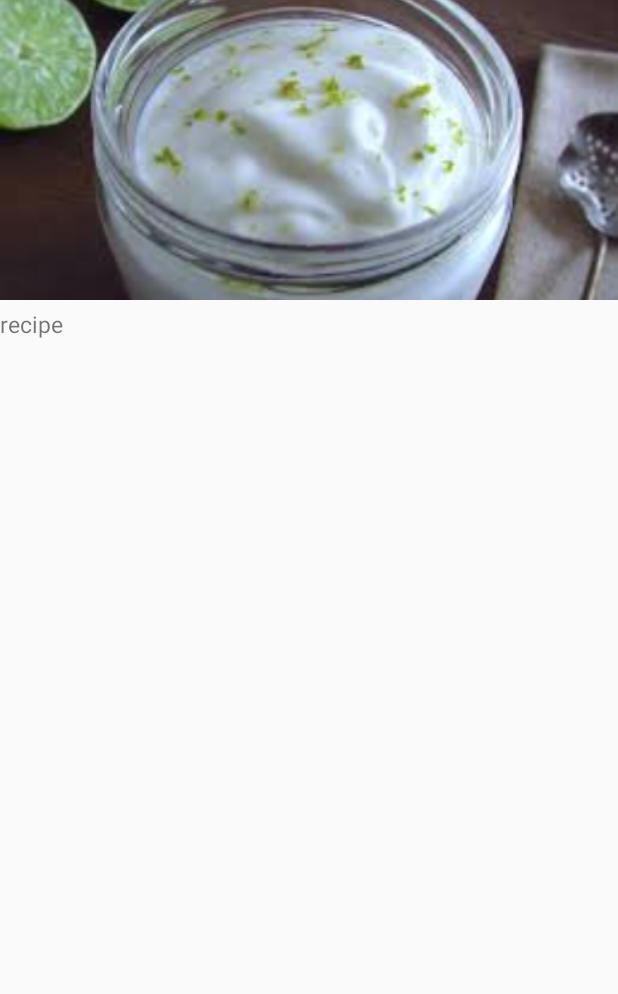
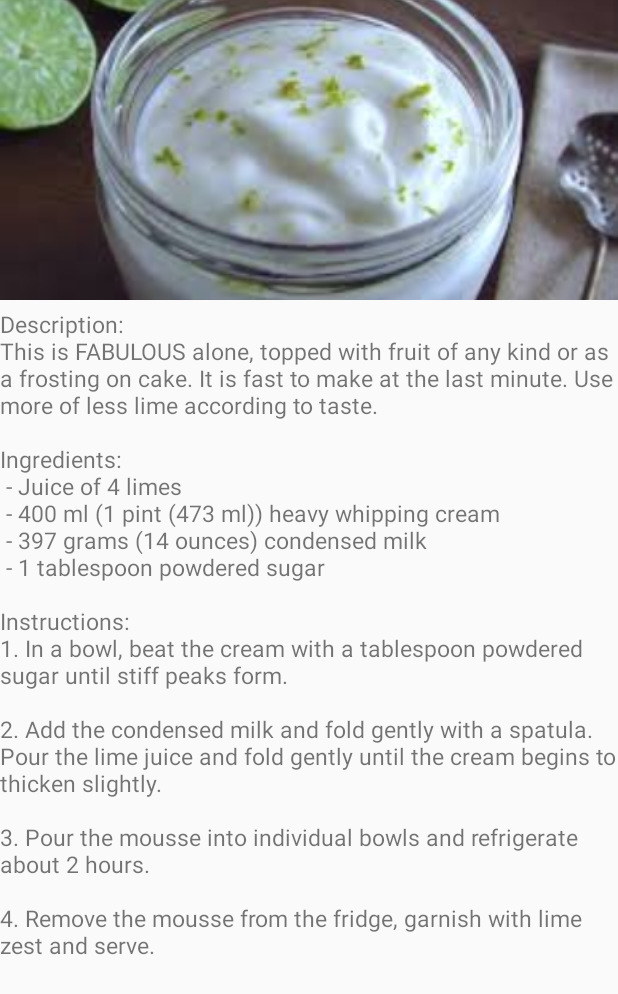
Before and after one commit to Aaron-Cartier/731Assignment5, an Android app: the layout lime_mousse.xml on its own in the app's theme, with its tools: preview values and no code run, on a phone screen of 412 x 824 dp. Shown: the top 994 px of the screen. Run offline under Robolectric (Android 15) with nearby library versions, the phone set to English and light mode, and no system bars.

Commit message:
commit - 8 : filled out the 4th recipe xmp layout, lime mousse xml layout.

```diff
--- a/app/src/main/res/layout/lime_mousse.xml
+++ b/app/src/main/res/layout/lime_mousse.xml
@@ -29,7 +29,7 @@
                 android:layout_width="match_parent"
                 android:layout_height="wrap_content"
                 android:layout_marginTop="5dp"
-                android:text="recipe"
+                android:text="Description:\nThis is FABULOUS alone, topped with fruit of any kind or as a frosting on cake. It is fast to make at the last minute. Use more of less lime according to taste.\n\nIngredients:\n - Juice of 4 limes\n - 400 ml (1 pint (473 ml)) heavy whipping cream\n - 397 grams (14 ounces) condensed milk\n - 1 tablespoon powdered sugar\n\nInstructions:\n1. In a bowl, beat the cream with a tablespoon powdered sugar until stiff peaks form.\n\n2. Add the condensed milk and fold gently with a spatula. Pour the lime juice and fold gently until the cream begins to thicken slightly.\n\n3. Pour the mousse into individual bowls and refrigerate about 2 hours.\n\n4. Remove the mousse from the fridge, garnish with lime zest and serve.\n"
                 android:textSize="15sp" />
         </LinearLayout>
     </ScrollView>
```
